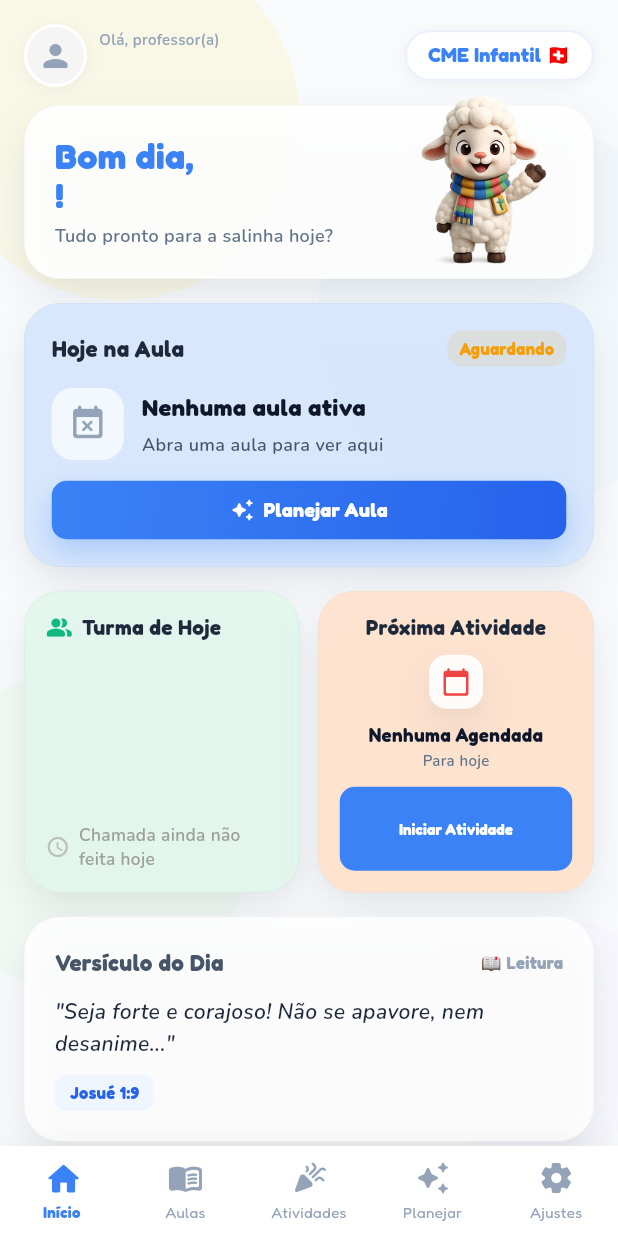
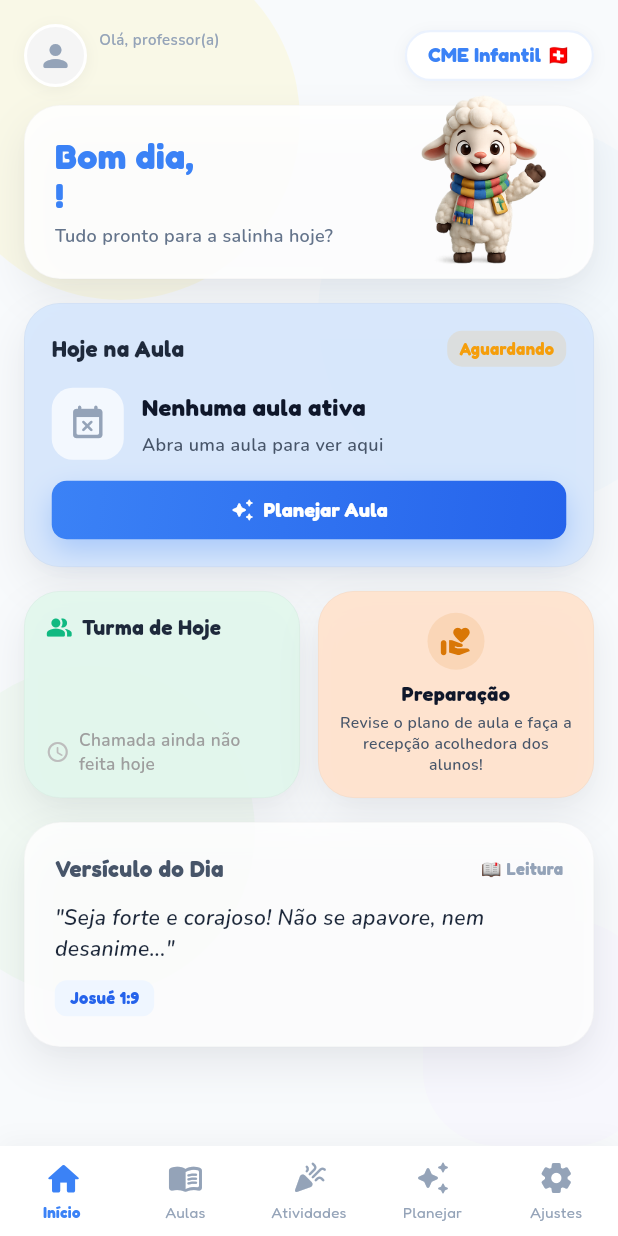
Before and after one commit to wandersonrossini-boop/salinha-das-criancas, a Flutter app: the HomeScreen screen opened directly, on a phone screen of 412 x 824 dp. Run offline on Flutter 3.47's test engine with Material 3 defaults, Android fonts, the phone set to English and light mode, and no system bars; our stand-ins replace cloud_firestore, firebase_auth, firebase_core, flutter_fortune_wheel, google_fonts, pdf and 2 more; accounts and stored records are empty.

Commit message:
feat: implementa Card Contextual Reativo na Home (Experimento 3)

```diff
--- a/lib/core/db/database_helper.dart
+++ b/lib/core/db/database_helper.dart
@@ -150,6 +150,8 @@ class DatabaseHelper {
     if (lessonId == null) return;
     final prefs = await SharedPreferences.getInstance();
     await prefs.setBool('lesson_completed_$lessonId', true);
+    final hoje = DateTime.now().toIso8601String().split('T')[0];
+    await prefs.setString('lesson_completed_${lessonId}_data', hoje);
     try {
       await FirebaseFirestore.instance
           .collection('lesson_plans')
--- a/lib/core/services/aula_status_service.dart
+++ b/lib/core/services/aula_status_service.dart
@@ -64,21 +64,23 @@ class AulaStatusService {
     final prefs = await SharedPreferences.getInstance();
     final hoje = _hoje();
 
-    // 1. Aula já concluída? (flag já gravada por DatabaseHelper.markLessonAsCompleted)
+    // 1. Chamada foi feita hoje? (reaproveita 'attendance_date' já existente)
+    final attendanceDate = prefs.getString(_kAttendanceDateKey) ?? '';
+    final chamadaFeitaHoje = attendanceDate == hoje;
+    if (!chamadaFeitaHoje) {
+      return AulaStatusResult(status: AulaStatus.chamadaPendente, totalEtapas: totalEtapas);
+    }
+
+    // 2. Aula já concluída hoje? (valida a flag de conclusão + data da conclusão)
     final concluida = prefs.getBool('lesson_completed_$lessonId') ?? false;
-    if (concluida) {
+    final concluidaData = prefs.getString('lesson_completed_${lessonId}_data') ?? '';
+    final concluidaHoje = concluida && (concluidaData.isEmpty || concluidaData == hoje);
+    if (concluidaHoje) {
       return AulaStatusResult(
         status: AulaStatus.aulaConcluida,
         etapaAtual: totalEtapas - 1,
         totalEtapas: totalEtapas,
       );
-    }
-
-    // 2. Chamada foi feita hoje? (reaproveita 'attendance_date' já existente)
-    final attendanceDate = prefs.getString(_kAttendanceDateKey) ?? '';
-    final chamadaFeitaHoje = attendanceDate == hoje;
-    if (!chamadaFeitaHoje) {
-      return AulaStatusResult(status: AulaStatus.chamadaPendente, totalEtapas: totalEtapas);
     }
 
     // 3. Existe etapa salva para hoje?
--- a/lib/features/home/home_screen.dart
+++ b/lib/features/home/home_screen.dart
@@ -187,14 +187,14 @@ class DashboardContent extends StatelessWidget {
               _buildTodayClassCard(context),
               const SizedBox(height: 16),
 
-              // Grid de 2 Colunas: Turma de Hoje e Próxima Atividade
+              // Grid de 2 Colunas: Turma de Hoje e Card Contextual (Experimento 3)
               IntrinsicHeight(
                 child: Row(
                   crossAxisAlignment: CrossAxisAlignment.stretch,
                   children: [
                     Expanded(child: _buildClassTodayCard(context)),
                     const SizedBox(width: 12),
-                    Expanded(child: _buildNextActivityCard(context)),
+                    Expanded(child: _buildContextualCard(context)),
                   ],
                 ),
               ),
@@ -936,8 +936,47 @@ class DashboardContent extends StatelessWidget {
     };
   }
 
-  // --- CARD PRÓXIMA ATIVIDADE ---
-  Widget _buildNextActivityCard(BuildContext context) {
+  // --- CARD CONTEXTUAL (Experimento 3) ---
+  Widget _buildContextualCard(BuildContext context) {
+    return FutureBuilder<LessonPlan?>(
+      future: DatabaseHelper.instance.fetchLessonOfTheWeek(),
+      builder: (context, planSnapshot) {
+        final plan = planSnapshot.data;
+        return FutureBuilder<AulaStatusResult>(
+          future: AulaStatusService.getStatus(lessonId: plan?.id),
+          builder: (context, snapshot) {
+            final status = snapshot.data?.status ?? AulaStatus.semPlano;
+
+            IconData icon;
+            Color accentColor;
+            String title;
+            String description;
+
+            switch (status) {
+              case AulaStatus.semPlano:
+              case AulaStatus.chamadaPendente:
+                icon = Icons.volunteer_activism_rounded;
+                accentColor = const Color(0xFFD97706);
+                title = 'Preparação';
+                description = 'Revise o plano de aula e faça a recepção acolhedora dos alunos!';
+                break;
+
+              case AulaStatus.aulaNaoIniciada:
+              case AulaStatus.aulaEmAndamento:
+                icon = Icons.bolt_rounded;
+                accentColor = const Color(0xFF2563EB);
+                title = 'Apoio da Etapa';
+                description = 'Mantenha o foco na etapa atual e acompanhe a participação da turma.';
+                break;
+
+              case AulaStatus.aulaConcluida:
+                icon = Icons.stars_rounded;
+                accentColor = const Color(0xFF16A34A);
+                title = 'Missão Cumprida!';
+                description = 'Parabéns pelo ministério hoje! Relatório e presença salvos com sucesso.';
+                break;
+            }
+
             return Container(
               padding: const EdgeInsets.all(14),
               decoration: BoxDecoration(
@@ -947,80 +986,48 @@ class DashboardContent extends StatelessWidget {
                 boxShadow: _floatingShadow(),
               ),
               child: Column(
+                crossAxisAlignment: CrossAxisAlignment.center,
                 mainAxisAlignment: MainAxisAlignment.spaceBetween,
                 children: [
-          const Text(
-            'Próxima Atividade',
-            textAlign: TextAlign.center,
-            style: TextStyle(
-              fontFamily: 'Fredoka',
-              fontSize: 14,
-              color: Color(0xFF1E293B),
-              fontWeight: FontWeight.bold,
-            ),
-          ),
-          const SizedBox(height: 8),
                   Container(
                     padding: const EdgeInsets.all(8),
                     decoration: BoxDecoration(
-              color: Colors.white.withOpacity(0.9),
-              borderRadius: BorderRadius.circular(12),
-              boxShadow: _floatingShadow(),
+                      color: accentColor.withOpacity(0.12),
+                      shape: BoxShape.circle,
                     ),
-            child: const Icon(
-              Icons.calendar_today_rounded,
-              color: Color(0xFFEF4444),
-              size: 20,
+                    child: Icon(icon, color: accentColor, size: 22),
                   ),
-          ),
-          const SizedBox(height: 8),
-          Column(
-            children: const [
+                  const SizedBox(height: 6),
                   Text(
-                'Nenhuma Agendada',
+                    title,
                     textAlign: TextAlign.center,
-                style: TextStyle(
+                    style: const TextStyle(
                       fontFamily: 'Fredoka',
-                  fontSize: 12.5,
+                      fontSize: 13.5,
                       fontWeight: FontWeight.bold,
                       color: Color(0xFF0F172A),
                     ),
                   ),
-              SizedBox(height: 2),
+                  const SizedBox(height: 4),
                   Text(
-                'Para hoje',
-                style: TextStyle(
+                    description,
+                    textAlign: TextAlign.center,
+                    maxLines: 3,
+                    overflow: TextOverflow.ellipsis,
+                    style: const TextStyle(
                       fontFamily: 'Nunito',
-                  fontSize: 10,
-                  color: Color(0xFF64748B),
+                      fontSize: 10.5,
+                      color: Color(0xFF475569),
+                      height: 1.3,
                       fontWeight: FontWeight.w600,
                     ),
                   ),
                 ],
               ),
-          const SizedBox(height: 10),
-          ElevatedButton(
-            onPressed: () => Navigator.push(context, MaterialPageRoute(builder: (_) => const GamesMenuScreen())),
-            style: ElevatedButton.styleFrom(
-              backgroundColor: DsColors.primaryBlue,
-              shape: RoundedRectangleBorder(
-                borderRadius: BorderRadius.circular(10),
-              ),
-              padding: const EdgeInsets.symmetric(horizontal: 10, vertical: 6),
-              elevation: 0,
-            ),
-            child: const Text(
-              'Iniciar Atividade',
-              style: TextStyle(
-                fontFamily: 'Fredoka',
-                fontSize: 10,
-                fontWeight: FontWeight.bold,
-                color: Colors.white,
-              ),
-            ),
-          )
-        ],
-      ),
+            );
+          },
+        );
+      },
     );
   }
 
```
Lines whose indentation alone changed are shown as unchanged.
